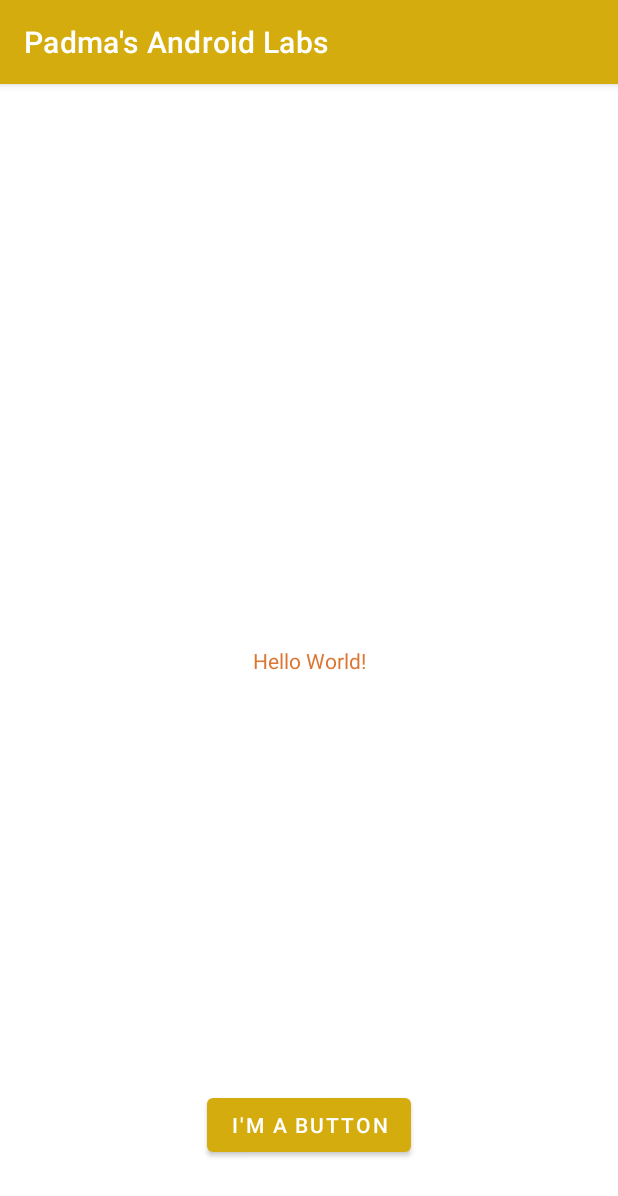
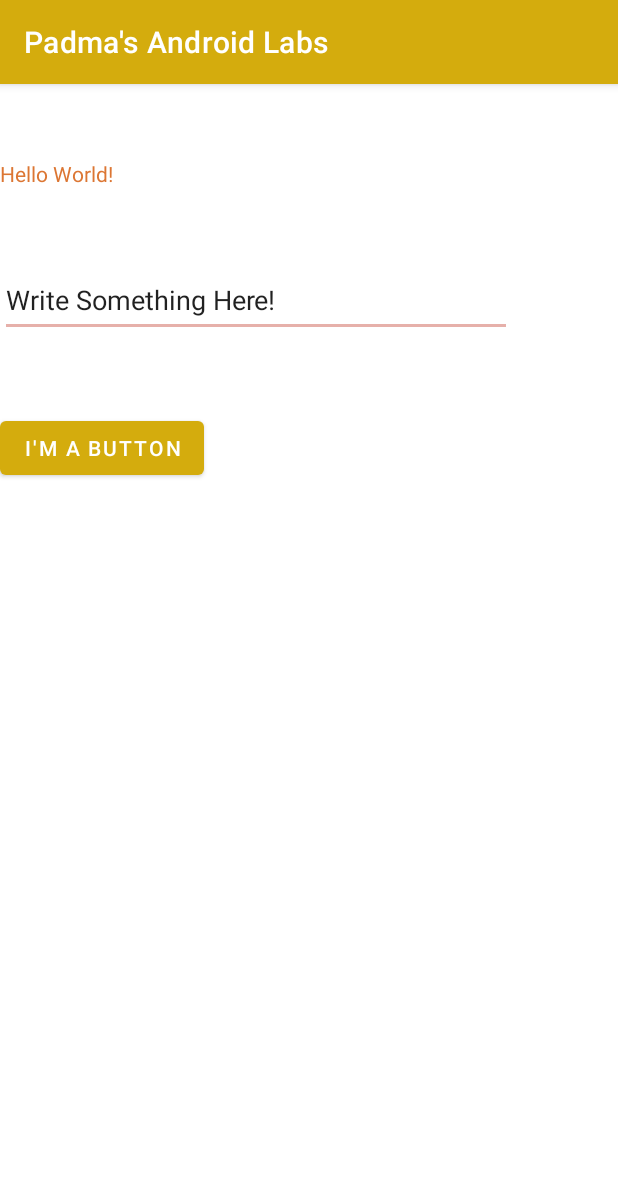
Before and after one commit to padma2code/PadmasAndroidLabs, an Android app: the screen it shows after launch (MainActivity), on a phone screen of 412 x 824 dp. Shown: the top 1196 px of the screen. Run offline under Robolectric (Android 15) with nearby library versions, the phone set to English and light mode, and no system bars.

Commit message:
adjusted edittext and click button code

```diff
--- a/app/src/main/java/algonquin/cst2335/alur0001/MainActivity.java
+++ b/app/src/main/java/algonquin/cst2335/alur0001/MainActivity.java
@@ -3,6 +3,15 @@ package algonquin.cst2335.alur0001;
 import androidx.appcompat.app.AppCompatActivity;
 
 import android.os.Bundle;
+import android.view.View;
+import android.widget.Button;
+import android.widget.EditText;
+import android.widget.TextView;
+
+/*Room T318, THursday 10am (Tomorrow)
+*/
+
+
 
 public class MainActivity extends AppCompatActivity {
 
@@ -10,5 +19,11 @@ public class MainActivity extends AppCompatActivity {
     protected void onCreate(Bundle savedInstanceState) {
         super.onCreate(savedInstanceState);
         setContentView(R.layout.activity_main);
+
+        Button b = findViewById(R.id.button);
+        TextView tv =findViewById(R.id.TextviewHelloWorld);
+        EditText et = findViewById(R.id.editText);
+
     }
+
 }
--- a/app/src/main/res/layout/activity_main.xml
+++ b/app/src/main/res/layout/activity_main.xml
@@ -1,29 +1,38 @@
 <?xml version="1.0" encoding="utf-8"?>
-<androidx.constraintlayout.widget.ConstraintLayout xmlns:android="http://schemas.android.com/apk/res/android"
-    xmlns:app="http://schemas.android.com/apk/res-auto"
+    <LinearLayout
+
+    xmlns:android="http://schemas.android.com/apk/res/android"
     xmlns:tools="http://schemas.android.com/tools"
     android:layout_width="match_parent"
     android:layout_height="match_parent"
+    android:orientation = "vertical"
     tools:context=".MainActivity">
 
     <TextView
-        android:layout_width="wrap_content"
-        android:layout_height="wrap_content"
-        android:text="@string/hello_message"
-        app:layout_constraintBottom_toBottomOf="parent"
-        app:layout_constraintEnd_toEndOf="parent"
-        app:layout_constraintStart_toStartOf="parent"
-        app:layout_constraintTop_toTopOf="parent" />
-
-    <Button
+        android:id="@+id/TextviewHelloWorld"
         android:layout_width="wrap_content"
         android:layout_height="wrap_content"
         android:layout_marginBottom="50dp"
-        android:text="@string/button_message"
-        app:layout_constraintBottom_toBottomOf="parent"
-        app:layout_constraintEnd_toEndOf="parent"
-        app:layout_constraintHorizontal_bias="0.5"
-        app:layout_constraintStart_toStartOf="parent" />
+        android:layout_marginTop="50dp"
+        android:text="@string/hello_message" />
+
+    <EditText
+        android:id="@+id/editText"
+        android:layout_width="341dp"
+        android:layout_height="49dp"
+        android:ems="10"
+        android:inputType="textPersonName"
+        android:layout_marginBottom="50dp"
+        android:text="Write Something Here!"
+        tools:layout_editor_absoluteX="64dp"
+        tools:layout_editor_absoluteY="62dp" />
+    <Button
+        android:id="@+id/button"
+        android:layout_width="wrap_content"
+        android:layout_height="wrap_content"
+        android:text="@string/button_message" />
 
 
-</androidx.constraintlayout.widget.ConstraintLayout>
+
+
+</LinearLayout>
--- a/build.gradle
+++ b/build.gradle
@@ -1,5 +1,5 @@
 // Top-level build file where you can add configuration options common to all sub-projects/modules.
 plugins {
-    id 'com.android.application' version '7.3.1' apply false
-    id 'com.android.library' version '7.3.1' apply false
+    id 'com.android.application' version '7.4.0' apply false
+    id 'com.android.library' version '7.4.0' apply false
 }
```
Also changed, not shown: gradle/wrapper/gradle-wrapper.properties.
